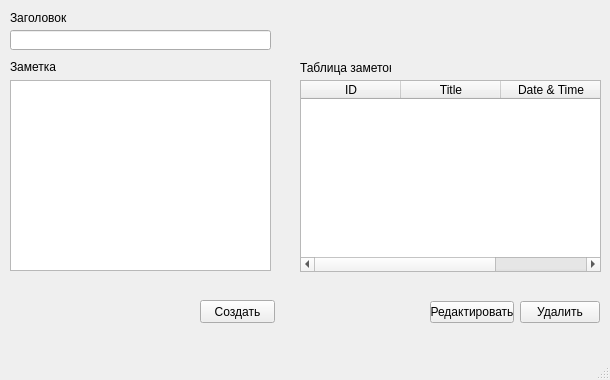
Old version of the form GUI/Notepad.ui in the repository Aroptich/Notepad.
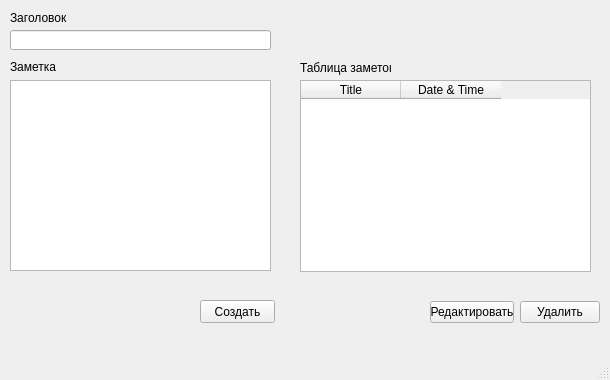
New version of the form.

Commit message: Добавлено: Добавлена возможность заполнения таблицы и очистка полей после ввода

What changed in the file:
```diff
--- a/GUI/Notepad.ui
+++ b/GUI/Notepad.ui
@@ -90,15 +90,10 @@
      <rect>
       <x>300</x>
       <y>80</y>
-      <width>301</width>
+      <width>291</width>
       <height>192</height>
      </rect>
     </property>
-    <column>
-     <property name="text">
-      <string>ID</string>
-     </property>
-    </column>
     <column>
      <property name="text">
       <string>Title</string>
```
Left out of the diff: 6 changed lines with no effect on the pictures. The commit also changes 2 other files.
